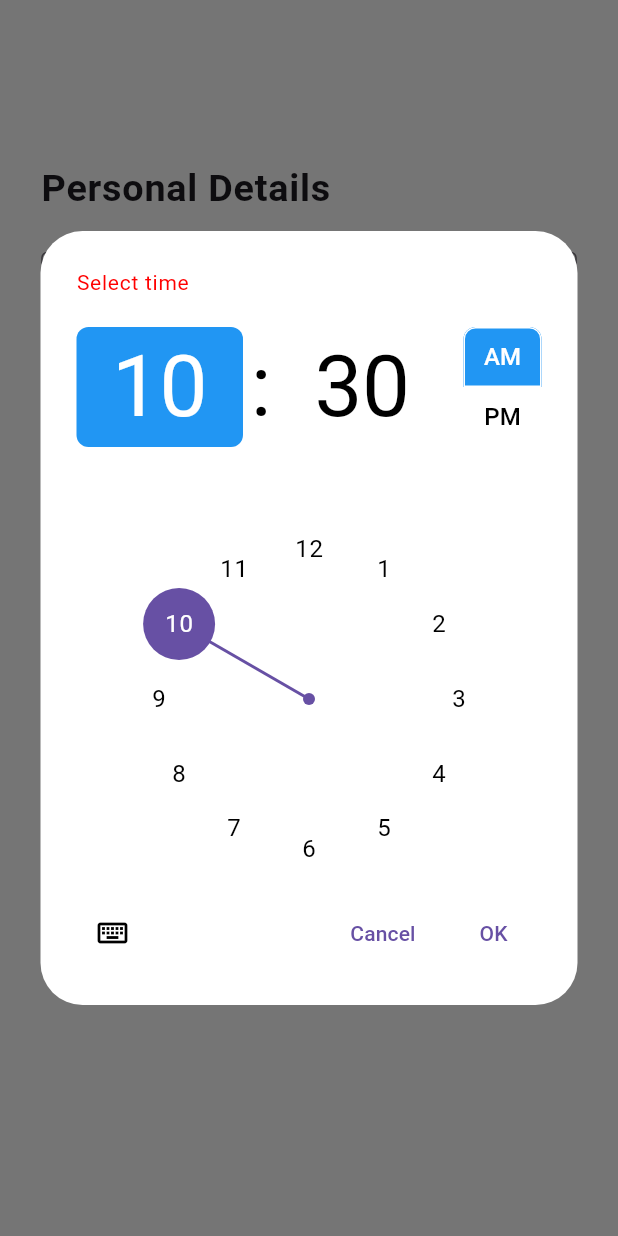
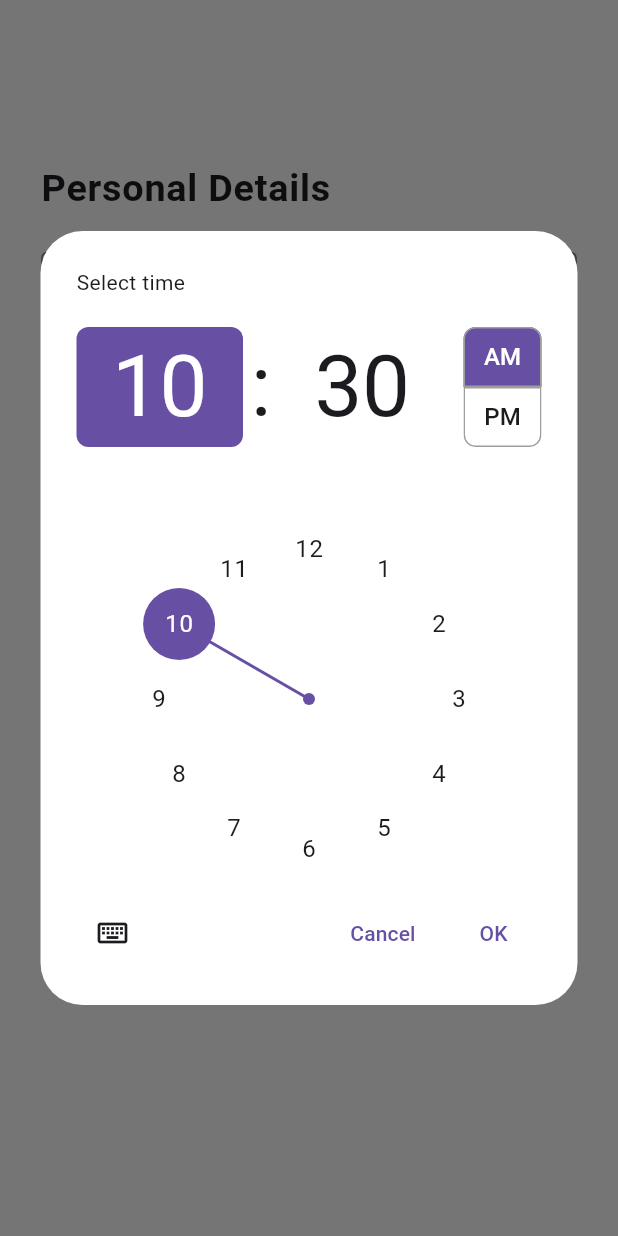
Before and after one commit to rashmishanbhogue/ichingapp, a Flutter app: the screen it shows after launch, after a tap on "Time of Birth", on a phone screen of 412 x 824 dp. Run offline on Flutter 3.47's test engine with Material 3 defaults, Android fonts, the light colour scheme and no system bars; our stand-ins replace flutter_svg, pdf, printing.

Commit message:
bug fix
text input and visual format for date picker
error colour (select time) and material theme alignment for time picker

```diff
--- a/lib/personal_details.dart
+++ b/lib/personal_details.dart
@@ -188,9 +188,39 @@ class PersonalDetailsState extends State<PersonalDetails> {
   // method to show the time picker for Time of Birth
   Future<void> selectTime(BuildContext context) async {
     final TimeOfDay? pickedTime = await showTimePicker(
-      context: context,
-      initialTime: TimeOfDay.now(),
-    );
+        context: context,
+        initialTime: TimeOfDay.now(),
+        builder: (context, child) {
+          return Theme(
+            data: ThemeData.light().copyWith(
+              colorScheme: const ColorScheme.light(
+                primary: AppTheme.primaryColor,
+                onPrimary: Colors.white,
+                surface: Colors.white,
+                onSurface: AppTheme.secondaryColor,
+              ),
+              timePickerTheme: TimePickerThemeData(
+                dayPeriodColor: WidgetStateColor.resolveWith((states) {
+                  if (states.contains(WidgetState.selected)) {
+                    return AppTheme.primaryColor; // purple selected (PM)
+                  }
+                  return Colors.transparent; // unselected background
+                }),
+                dayPeriodTextColor: WidgetStateColor.resolveWith((states) {
+                  if (states.contains(WidgetState.selected)) {
+                    return Colors.white;
+                  }
+                  return AppTheme.secondaryColor;
+                }),
+                dayPeriodBorderSide: const BorderSide(
+                  color: Colors.grey,
+                  width: 1,
+                ),
+              ),
+            ),
+            child: child!,
+          );
+        });
 
     if (pickedTime != null) {
       final formatted = MaterialLocalizations.of(context).formatTimeOfDay(
@@ -215,6 +245,13 @@ class PersonalDetailsState extends State<PersonalDetails> {
       initialDate: DateTime.now(),
       firstDate: DateTime(1900),
       lastDate: DateTime.now(),
+
+      // force calendar mode only to avoid text input format issues
+      initialEntryMode: DatePickerEntryMode.calendarOnly,
+
+      // force day/month/year ordering visually
+      locale: const Locale('en', 'GB'),
+
       builder: (BuildContext context, Widget? child) {
         return Theme(
           data: ThemeData.light().copyWith(
```
